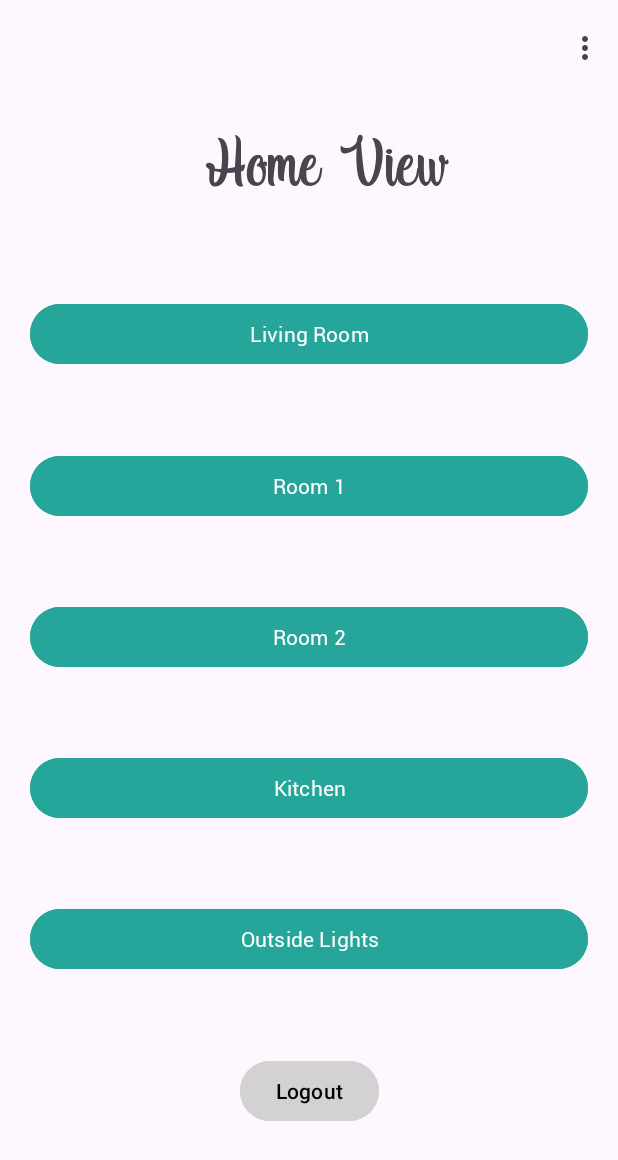
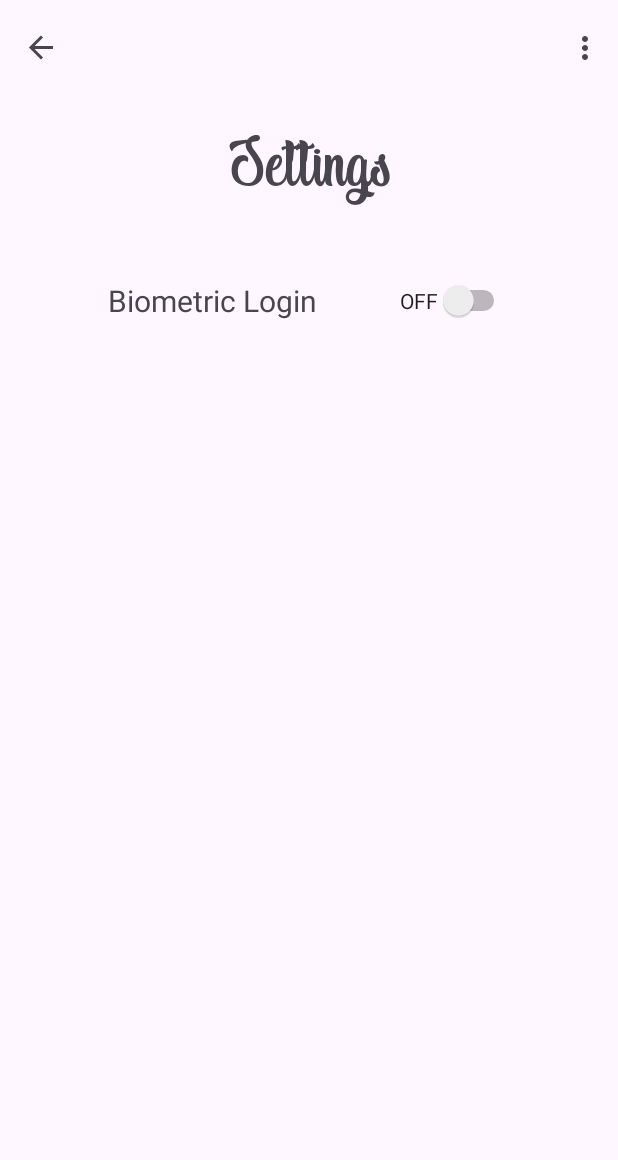
Before and after one commit to faryz-coder/SmartHomeSmartSecuritySystem, an Android app: the MainActivity screen opened directly, with no data from a screen before it, in the options menu, after a tap on "Settings", on a phone screen of 412 x 824 dp. Shown: the top 1160 px of the screen. Run offline under Robolectric (Android 15) with nearby library versions, the phone set to English and light mode, and no system bars; our stand-ins replace Firebase (no records; nobody signed in at launch, a user with empty details on screens opened directly), navigation-ui; 4 statements that could not run were skipped.

Commit message:
add biometric switch

```diff
--- a/app/src/main/java/com/example/smarthomesmartsecuritysystem/MainActivity.kt
+++ b/app/src/main/java/com/example/smarthomesmartsecuritysystem/MainActivity.kt
@@ -9,6 +9,7 @@ import android.view.Menu
 import android.view.MenuItem
 import androidx.appcompat.app.AppCompatActivity
 import androidx.lifecycle.ViewModelProvider
+import androidx.navigation.NavController
 import androidx.navigation.findNavController
 import androidx.navigation.ui.AppBarConfiguration
 import androidx.navigation.ui.navigateUp
@@ -25,13 +26,14 @@ class MainActivity : AppCompatActivity() {
     private lateinit var appBarConfiguration: AppBarConfiguration
     var username : String? = null
     val db = Firebase.firestore
+    private lateinit var navController: NavController
     override fun onCreate(savedInstanceState: Bundle?) {
         super.onCreate(savedInstanceState)
         setContentView(R.layout.activity_main)
         setSupportActionBar(findViewById(R.id.toolbar))
         supportActionBar?.setDisplayShowTitleEnabled(false)
 
-        val navController = findNavController(R.id.nav_host_fragment)
+        navController = findNavController(R.id.nav_host_fragment)
         appBarConfiguration = AppBarConfiguration(navController.graph)
         setupActionBarWithNavController(navController, appBarConfiguration)
 
@@ -78,6 +80,13 @@ class MainActivity : AppCompatActivity() {
         return when (item.itemId) {
             R.id.action_settings -> {
                 Log.d("MainActivity", "settings clicked!")
+                navController.navigate(R.id.action_HomeFragment_to_settingsFragment)
+                return true
+            }
+            R.id.action_logout -> {
+                val intent = Intent(this, MainActivity2::class.java)
+                startActivity(intent)
+                this.finish()
                 return true
             }
             else -> super.onOptionsItemSelected(item)
--- /dev/null
+++ b/app/src/main/java/com/example/smarthomesmartsecuritysystem/SettingsFragment.kt
@@ -0,0 +1,63 @@
+package com.example.smarthomesmartsecuritysystem
+
+import android.annotation.SuppressLint
+import android.os.Bundle
+import android.view.LayoutInflater
+import android.view.View
+import android.view.ViewGroup
+import android.widget.Switch
+import androidx.fragment.app.Fragment
+import com.google.firebase.firestore.SetOptions
+import com.google.firebase.firestore.ktx.firestore
+import com.google.firebase.firestore.ktx.getField
+import com.google.firebase.ktx.Firebase
+
+@SuppressLint("UseSwitchCompatOrMaterialCode")
+class SettingsFragment : Fragment() {
+    private val db = Firebase.firestore
+    private lateinit var userEmail : String
+    override fun onCreate(savedInstanceState: Bundle?) {
+        super.onCreate(savedInstanceState)
+    }
+
+    override fun onCreateView(
+        inflater: LayoutInflater,
+        container: ViewGroup?,
+        savedInstanceState: Bundle?
+    ): View? {
+        // Inflate the layout for this fragment
+        val root = inflater.inflate(R.layout.fragment_settings, container, false)
+        val biometricSwitch : Switch = root.findViewById(R.id.r2_switch3)
+        userEmail = requireActivity().intent.getStringExtra("email").toString()
+        val myRef = db.collection("user").document(userEmail)
+        myRef.get()
+            .addOnSuccessListener {
+                biometricSwitch.isChecked = it.getField<Boolean>("isBiometricActive") == true
+            }
+
+        return root
+    }
+
+    override fun onViewCreated(view: View, savedInstanceState: Bundle?) {
+        super.onViewCreated(view, savedInstanceState)
+
+        val biometricSwitch : Switch = view.findViewById(R.id.r2_switch3)
+
+        biometricSwitch.setOnCheckedChangeListener {_, isChecked ->
+            if (isChecked) {
+                biometricSwitch.text = "ON"
+                updateBiometric(isChecked)
+            } else {
+                biometricSwitch.text = "OFF"
+                updateBiometric(isChecked)
+            }
+        }
+    }
+
+    private fun updateBiometric(status: Boolean) {
+        val data = hashMapOf(
+            "isBiometricActive" to status
+        )
+        db.collection("user").document(userEmail).set(data, SetOptions.merge())
+    }
+}
--- /dev/null
+++ b/app/src/main/res/layout/fragment_settings.xml
@@ -0,0 +1,43 @@
+<?xml version="1.0" encoding="utf-8"?>
+<androidx.constraintlayout.widget.ConstraintLayout xmlns:android="http://schemas.android.com/apk/res/android"
+    xmlns:app="http://schemas.android.com/apk/res-auto"
+    xmlns:tools="http://schemas.android.com/tools"
+    android:id="@+id/frameLayout4"
+    android:layout_width="match_parent"
+    android:layout_height="match_parent"
+    android:padding="20dp"
+    tools:context=".SettingsFragment">
+
+    <TextView
+        android:id="@+id/textView13"
+        android:layout_width="wrap_content"
+        android:layout_height="wrap_content"
+        android:layout_marginStart="52dp"
+        android:layout_marginTop="50dp"
+        android:text="Biometric Login"
+        android:textSize="20sp"
+        app:layout_constraintStart_toStartOf="parent"
+        app:layout_constraintTop_toBottomOf="@+id/tv_title7" />
+
+    <Switch
+        android:id="@+id/r2_switch3"
+        android:layout_width="wrap_content"
+        android:layout_height="wrap_content"
+        android:layout_marginEnd="52dp"
+        android:text="OFF"
+        app:layout_constraintBottom_toBottomOf="@+id/textView13"
+        app:layout_constraintEnd_toEndOf="parent"
+        app:layout_constraintTop_toTopOf="@+id/textView13" />
+
+    <TextView
+        android:id="@+id/tv_title7"
+        android:layout_width="wrap_content"
+        android:layout_height="wrap_content"
+        android:fontFamily="@font/indigo_daisy"
+        android:text="@string/action_settings"
+        android:textSize="50sp"
+        app:layout_constraintEnd_toEndOf="parent"
+        app:layout_constraintStart_toStartOf="parent"
+        app:layout_constraintTop_toTopOf="parent" />
+
+</androidx.constraintlayout.widget.ConstraintLayout>
--- a/app/src/main/res/navigation/nav_graph.xml
+++ b/app/src/main/res/navigation/nav_graph.xml
@@ -25,6 +25,9 @@
         <action
             android:id="@+id/action_HomeFragment_to_outsideLightFragment"
             app:destination="@id/OutsideLightFragment" />
+        <action
+            android:id="@+id/action_HomeFragment_to_settingsFragment"
+            app:destination="@id/settingsFragment" />
     </fragment>
     <fragment
         android:id="@+id/LivingRoomFragment"
@@ -56,4 +59,9 @@
         android:name="com.example.smarthomesmartsecuritysystem.OutsideLightFragment"
         android:label="@string/sixth_fragment_label"
         tools:layout="@layout/fragment_outside_light" />
+    <fragment
+        android:id="@+id/settingsFragment"
+        android:name="com.example.smarthomesmartsecuritysystem.SettingsFragment"
+        android:label="fragment_settings"
+        tools:layout="@layout/fragment_settings" />
 </navigation>
```
